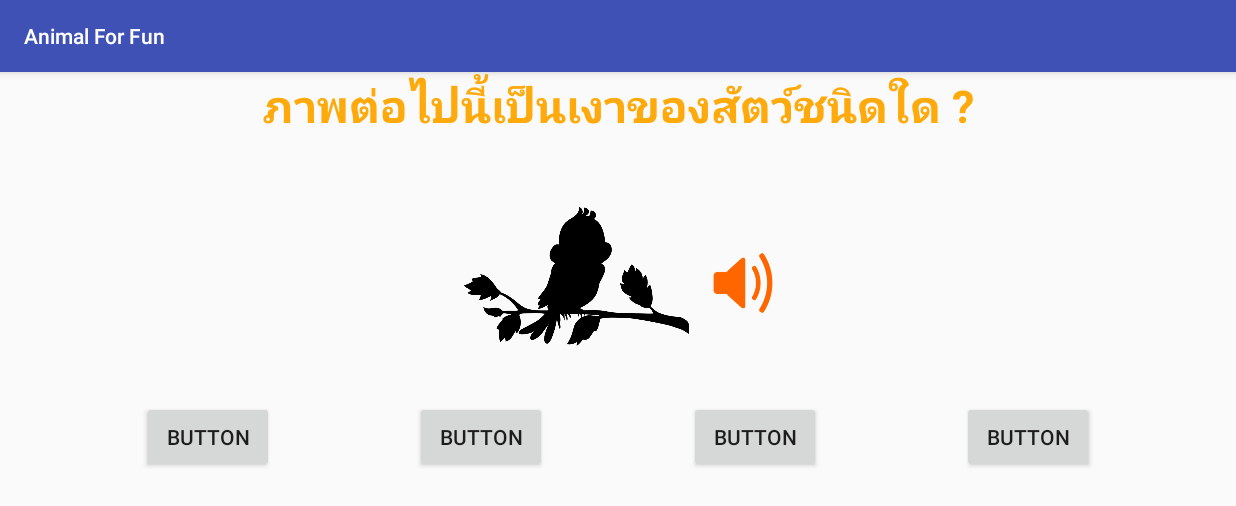
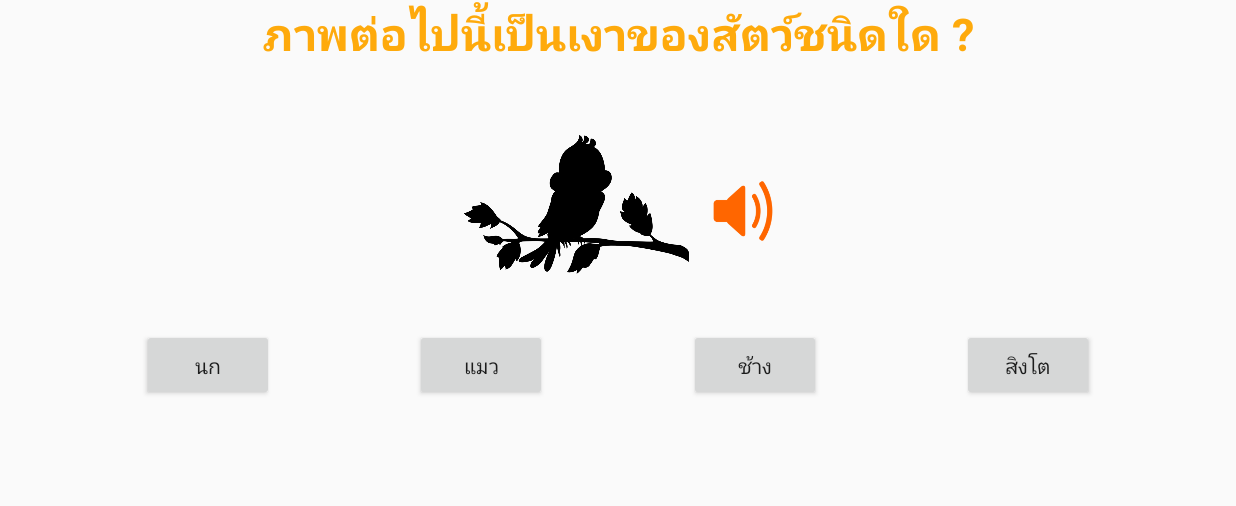
Before and after one commit to izementhol/AnimalApp58, an Android app: the screen it shows after launch (GameActivity), on a phone screen of 824 x 412 dp (held sideways). Shown: the top 506 px of the screen. Run offline under Robolectric (Android 15) with nearby library versions, the phone set to English and light mode, and no system bars.

Commit message:
soudtest complete

```diff
--- a/app/src/main/java/sdu/cs58/kohchoke/animalapp/GameActivity.java
+++ b/app/src/main/java/sdu/cs58/kohchoke/animalapp/GameActivity.java
@@ -1,13 +1,72 @@
 package sdu.cs58.kohchoke.animalapp;
 
+import android.media.MediaPlayer;
 import android.support.v7.app.AppCompatActivity;
 import android.os.Bundle;
+import android.view.View;
+import android.widget.Button;
+import android.widget.ImageButton;
+import android.widget.ImageView;
+
+import java.util.ArrayList;
+import java.util.Collections;
 
 public class GameActivity extends AppCompatActivity {
+
+    // Explicit
+
+    Button btn1,btn2,btn3, btn4;
+    ImageView questionImageView;
+    ImageButton volumnImageButton;
+    MediaPlayer mediaPlayer;//เล่นไฟล์เสียง
+    int questionCount = 1;//เก็บข้อคำถาม
+    ArrayList<Integer> qID = new ArrayList<Integer>();//ตัวแปร qID ไว้ array สุ่มคำถาม
+    String answer;
+    int score = 0;
 
     @Override
     protected void onCreate(Bundle savedInstanceState) {
         super.onCreate(savedInstanceState);
         setContentView(R.layout.activity_game);
-    }//end oncreate
+
+        // Intial view
+        btn1 = findViewById(R.id.btn1);
+        btn2 = findViewById(R.id.btn2);
+        btn3 = findViewById(R.id.btn3);
+        btn4 = findViewById(R.id.btn4);
+        questionImageView = findViewById(R.id.imvQuestion);
+        volumnImageButton = findViewById(R.id.imbVolumn);
+
+        //แสดงคำถาม
+
+        for (int i=1;i<=questionCount;i++) {
+            qID.add(i);
+        }
+        Collections.shuffle(qID); //กำหนดให้สุ่มคำถาม
+        setQuestion(qID.remove(0));
+    }//end oncreate Method
+
+    private void setQuestion(int qID)  { // กำหนดข้อคำถามและเฉลยในแต่ละข้อ
+        if (qID == 1) {
+            answer = "นก";
+            questionImageView.setImageResource(R.drawable.bird);
+            mediaPlayer = MediaPlayer.create(this,R.raw.bird);
+
+            ArrayList<String> choice = new ArrayList<String>(); // กำหนดการ random choice
+            choice.add("นก");
+            choice.add("แมว");
+            choice.add("สิงโต");
+            choice.add("ช้าง");
+            Collections.shuffle(choice); // กำหนดให้สุ่มคำตอบ
+            btn1.setText(choice.remove(0));
+            btn2.setText(choice.remove(0));
+            btn3.setText(choice.remove(0));
+            btn4.setText(choice.remove(0));
+
+        }
+    } // end setQuestion Method
+
+    public void playSound(View view) {
+        mediaPlayer.start();1
+    } //end playSound Method
 }//end class
--- a/app/src/main/res/layout/activity_game.xml
+++ b/app/src/main/res/layout/activity_game.xml
@@ -22,11 +22,11 @@
         tools:layout_editor_absoluteY="32dp" />
 
     <ImageView
-        android:id="@+id/imageView"
+        android:id="@+id/imvQuestion"
         android:layout_width="@dimen/my_image"
         android:layout_height="@dimen/my_image"
         android:layout_marginTop="12dp"
-        app:layout_constraintEnd_toStartOf="@+id/imageButton"
+        app:layout_constraintEnd_toStartOf="@+id/imbVolumn"
         app:layout_constraintHorizontal_bias="0.5"
         app:layout_constraintHorizontal_chainStyle="packed"
         app:layout_constraintStart_toStartOf="parent"
@@ -34,58 +34,59 @@
         app:srcCompat="@drawable/bird" />
 
     <ImageButton
-        android:id="@+id/imageButton"
+        android:id="@+id/imbVolumn"
         android:layout_width="@dimen/my_iconVolumn"
         android:layout_height="@dimen/my_iconVolumn"
         android:layout_marginStart="16dp"
         android:layout_marginTop="8dp"
         android:background="@null"
+        android:onClick="playSound"
         android:scaleType="fitCenter"
-        app:layout_constraintBottom_toBottomOf="@+id/imageView"
+        app:layout_constraintBottom_toBottomOf="@+id/imvQuestion"
         app:layout_constraintEnd_toEndOf="parent"
         app:layout_constraintHorizontal_bias="0.5"
-        app:layout_constraintStart_toEndOf="@+id/imageView"
-        app:layout_constraintTop_toTopOf="@+id/imageView"
+        app:layout_constraintStart_toEndOf="@+id/imvQuestion"
+        app:layout_constraintTop_toTopOf="@+id/imvQuestion"
         app:srcCompat="@drawable/volume" />
 
     <Button
-        android:id="@+id/button"
+        android:id="@+id/btn1"
         android:layout_width="wrap_content"
         android:layout_height="wrap_content"
         android:layout_marginTop="8dp"
         android:text="Button"
-        app:layout_constraintEnd_toStartOf="@+id/button2"
+        app:layout_constraintEnd_toStartOf="@+id/btn2"
         app:layout_constraintHorizontal_bias="0.5"
         app:layout_constraintStart_toStartOf="parent"
-        app:layout_constraintTop_toBottomOf="@+id/imageView" />
+        app:layout_constraintTop_toBottomOf="@+id/imvQuestion" />
 
     <Button
-        android:id="@+id/button2"
+        android:id="@+id/btn2"
         android:layout_width="wrap_content"
         android:layout_height="wrap_content"
         android:text="Button"
-        app:layout_constraintBottom_toBottomOf="@+id/button"
-        app:layout_constraintEnd_toStartOf="@+id/button3"
+        app:layout_constraintBottom_toBottomOf="@+id/btn1"
+        app:layout_constraintEnd_toStartOf="@+id/btn3"
         app:layout_constraintHorizontal_bias="0.5"
-        app:layout_constraintStart_toEndOf="@+id/button" />
+        app:layout_constraintStart_toEndOf="@+id/btn1" />
 
     <Button
-        android:id="@+id/button3"
+        android:id="@+id/btn3"
         android:layout_width="wrap_content"
         android:layout_height="wrap_content"
         android:text="Button"
-        app:layout_constraintBottom_toBottomOf="@+id/button2"
-        app:layout_constraintEnd_toStartOf="@+id/button4"
+        app:layout_constraintBottom_toBottomOf="@+id/btn2"
+        app:layout_constraintEnd_toStartOf="@+id/btn4"
         app:layout_constraintHorizontal_bias="0.5"
-        app:layout_constraintStart_toEndOf="@+id/button2" />
+        app:layout_constraintStart_toEndOf="@+id/btn2" />
 
     <Button
-        android:id="@+id/button4"
+        android:id="@+id/btn4"
         android:layout_width="wrap_content"
         android:layout_height="wrap_content"
         android:text="Button"
-        app:layout_constraintBottom_toBottomOf="@+id/button3"
+        app:layout_constraintBottom_toBottomOf="@+id/btn3"
         app:layout_constraintEnd_toEndOf="parent"
         app:layout_constraintHorizontal_bias="0.5"
-        app:layout_constraintStart_toEndOf="@+id/button3" />
+        app:layout_constraintStart_toEndOf="@+id/btn3" />
 </android.support.constraint.ConstraintLayout>
--- a/app/src/main/res/values/styles.xml
+++ b/app/src/main/res/values/styles.xml
@@ -1,7 +1,7 @@
 <resources>
 
     <!-- Base application theme. -->
-    <style name="AppTheme" parent="Theme.AppCompat.Light.DarkActionBar">
+    <style name="AppTheme" parent="Theme.AppCompat.Light.NoActionBar">
         <!-- Customize your theme here. -->
         <item name="colorPrimary">@color/colorPrimary</item>
         <item name="colorPrimaryDark">@color/colorPrimaryDark</item>
```
